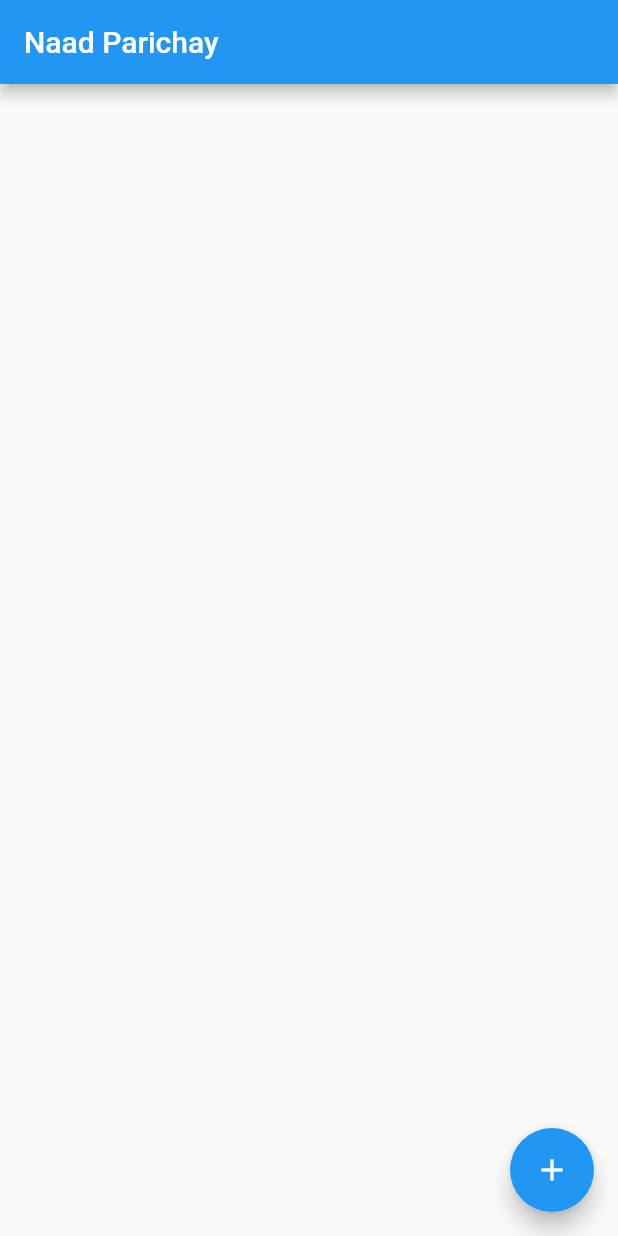
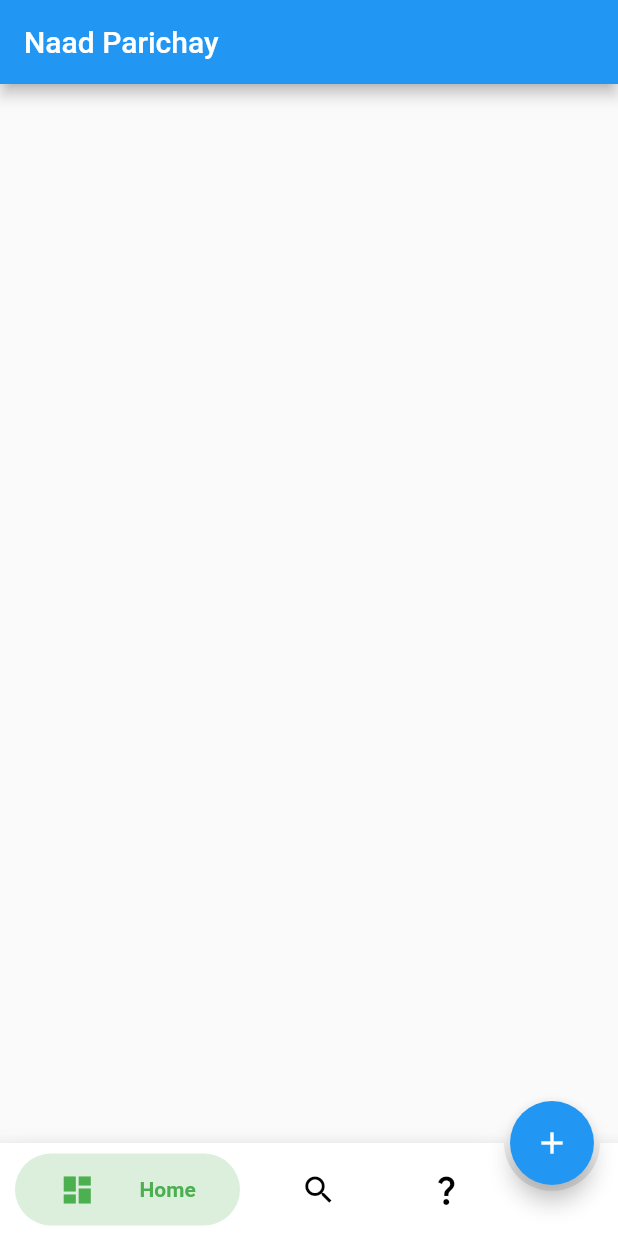
Before and after one commit to megz15/naad_parichay, a Flutter app: the screen it shows after launch, on a phone screen of 412 x 824 dp. Run offline on Flutter 3.47's test engine with Material 2 defaults, Android fonts, the phone set to English and light mode, and no system bars; drawn by our look-alikes of bubble_bottom_bar.

```diff
--- a/lib/main.dart
+++ b/lib/main.dart
@@ -1,3 +1,4 @@
+import 'package:bubble_bottom_bar/bubble_bottom_bar.dart';
 import 'package:flutter/material.dart';
 
 void main() {
@@ -29,6 +30,20 @@ class MyHomePage extends StatefulWidget {
 }
 
 class _MyHomePageState extends State<MyHomePage> {
+  late int currentIndex;
+
+  @override
+  void initState() {
+    super.initState();
+    currentIndex = 0;
+  }
+
+  void changePage(int? index) {
+    setState(() {
+      currentIndex = index!;
+    });
+  }
+
   @override
   Widget build(BuildContext context) {
     return Scaffold(
@@ -40,6 +55,52 @@ class _MyHomePageState extends State<MyHomePage> {
         onPressed: () {},
         child: const Icon(Icons.add),
       ),
+      floatingActionButtonLocation: FloatingActionButtonLocation.endDocked,
+      bottomNavigationBar: BubbleBottomBar(
+        hasNotch: true,
+        fabLocation: BubbleBottomBarFabLocation.end,
+        currentIndex: currentIndex,
+        onTap: changePage,
+        elevation: 8,
+        tilesPadding: const EdgeInsets.symmetric(vertical: 8),
+        opacity: 0.2,
+        items: const <BubbleBottomBarItem>[
+          BubbleBottomBarItem(
+            backgroundColor: Colors.green,
+            icon: Icon(
+              Icons.dashboard,
+              color: Colors.black,
+            ),
+            activeIcon: Icon(
+              Icons.dashboard,
+              color: Colors.green,
+            ),
+            title: Text("Home"),
+          ),
+          BubbleBottomBarItem(
+              backgroundColor: Colors.red,
+              icon: Icon(
+                Icons.search,
+                color: Colors.black,
+              ),
+              activeIcon: Icon(
+                Icons.search,
+                color: Colors.red,
+              ),
+              title: Text("Search")),
+          BubbleBottomBarItem(
+              backgroundColor: Colors.deepPurpleAccent,
+              icon: Icon(
+                Icons.question_mark,
+                color: Colors.black,
+              ),
+              activeIcon: Icon(
+                Icons.question_mark,
+                color: Colors.deepPurpleAccent,
+              ),
+              title: Text("About")),
+        ],
+      ),
     );
   }
 }
--- a/pubspec.yaml
+++ b/pubspec.yaml
@@ -34,6 +34,8 @@ dependencies:
   # The following adds the Cupertino Icons font to your application.
   # Use with the CupertinoIcons class for iOS style icons.
   cupertino_icons: ^1.0.2
+  flutter_riverpod: ^1.0.4
+  bubble_bottom_bar: ^2.0.0
 
 dev_dependencies:
   flutter_test:
```
Also changed, not shown: lib/screens/home.dart (added), pubspec.lock.
